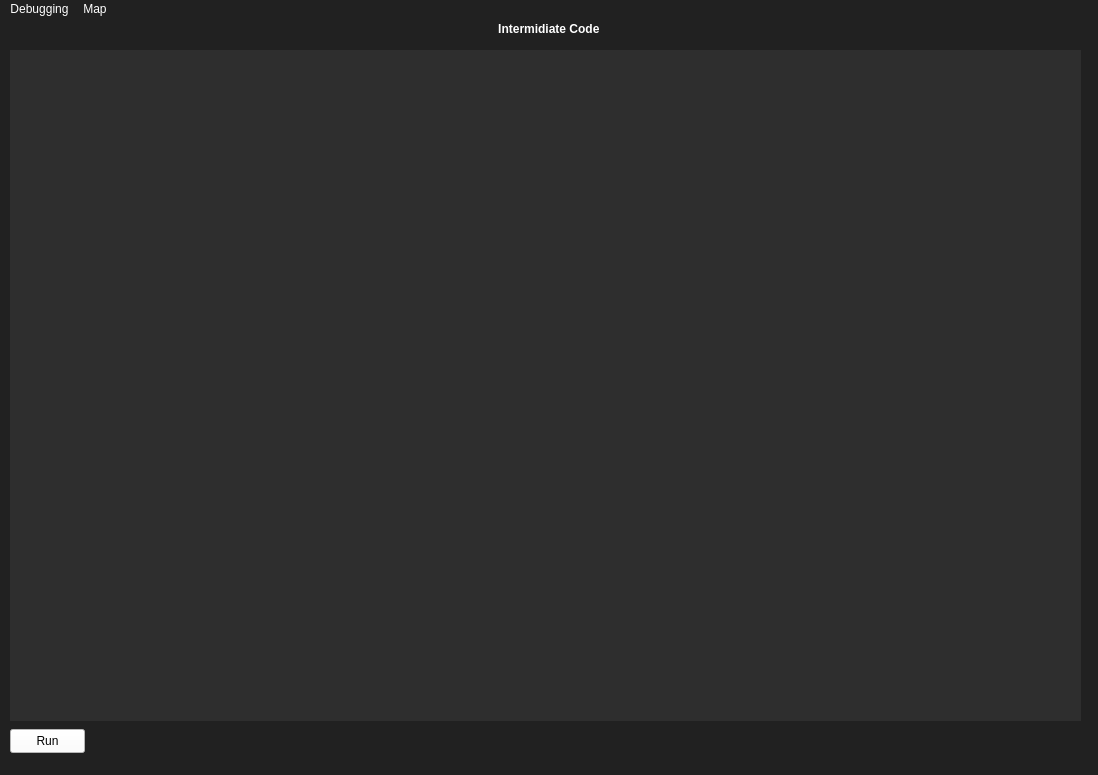
First picture: the form in New_folder/IntermidiateWindow.ui, repository KostasTritsonis/compiler-UI, before the edit.
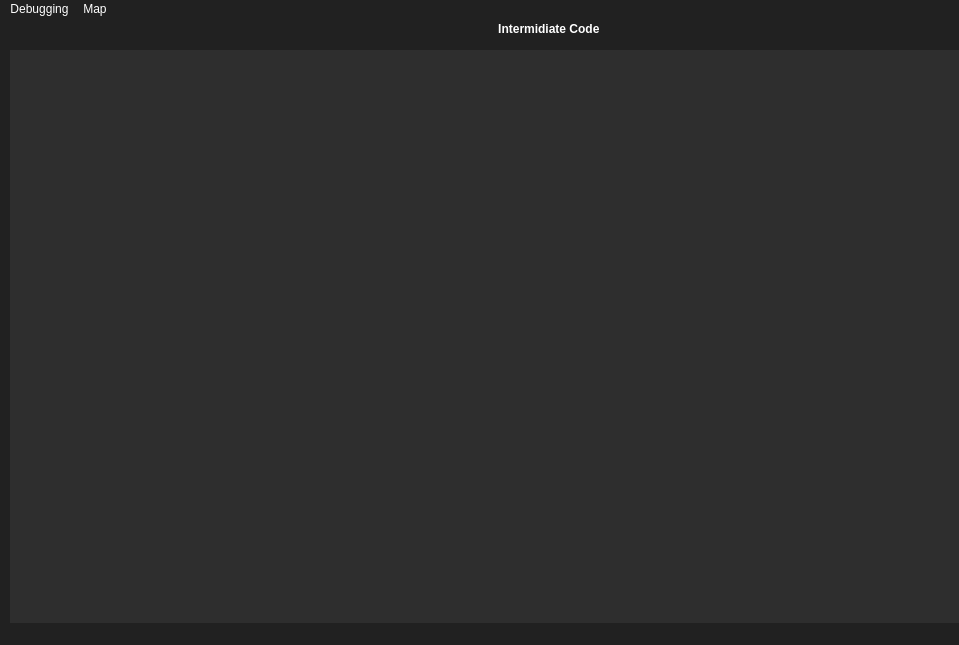
Second picture: the form after the edit.

Patch:
```diff
--- a/New_folder/IntermidiateWindow.ui
+++ b/New_folder/IntermidiateWindow.ui
@@ -6,8 +6,8 @@
    <rect>
     <x>0</x>
     <y>0</y>
-    <width>1098</width>
-    <height>775</height>
+    <width>959</width>
+    <height>645</height>
    </rect>
   </property>
   <property name="windowTitle">
@@ -112,7 +112,7 @@
     <rect>
      <x>0</x>
      <y>0</y>
-     <width>1098</width>
+     <width>959</width>
      <height>22</height>
     </rect>
    </property>
```
